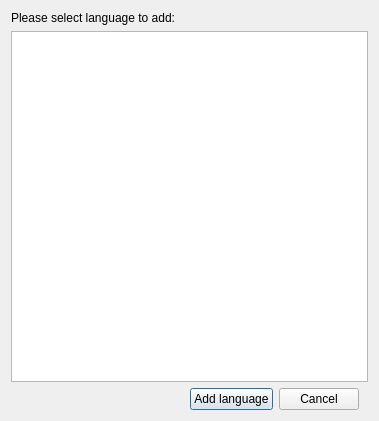
First picture: the form in AddLanguageDialog.ui, repository okostynchuk/Outcall, before the edit.
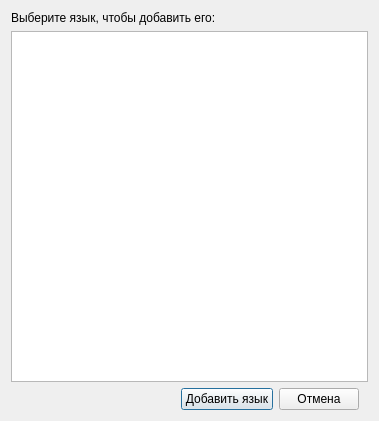
Second picture: the form after the edit. Icons and pictures are not drawn.

The edit to the form file:
```diff
--- a/AddLanguageDialog.ui
+++ b/AddLanguageDialog.ui
@@ -21,7 +21,7 @@
    <item>
     <widget class="QLabel" name="label">
      <property name="text">
-      <string>Please select language to add:</string>
+      <string>Выберите язык, чтобы добавить его:</string>
      </property>
     </widget>
    </item>
@@ -53,14 +53,14 @@
       <item>
        <widget class="QPushButton" name="addLanguageBtn">
         <property name="text">
-         <string>Add language</string>
+         <string>Добавить язык</string>
         </property>
        </widget>
       </item>
       <item>
        <widget class="QPushButton" name="cancelBtn">
         <property name="text">
-         <string>Cancel</string>
+         <string>Отмена</string>
         </property>
        </widget>
       </item>
```
